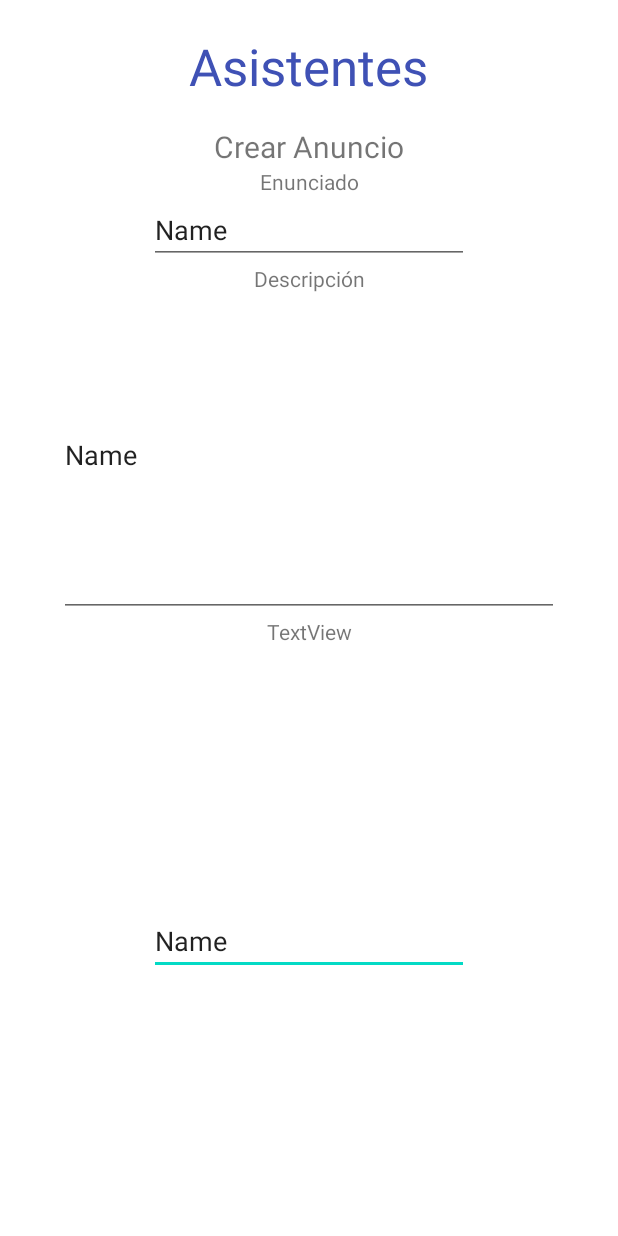
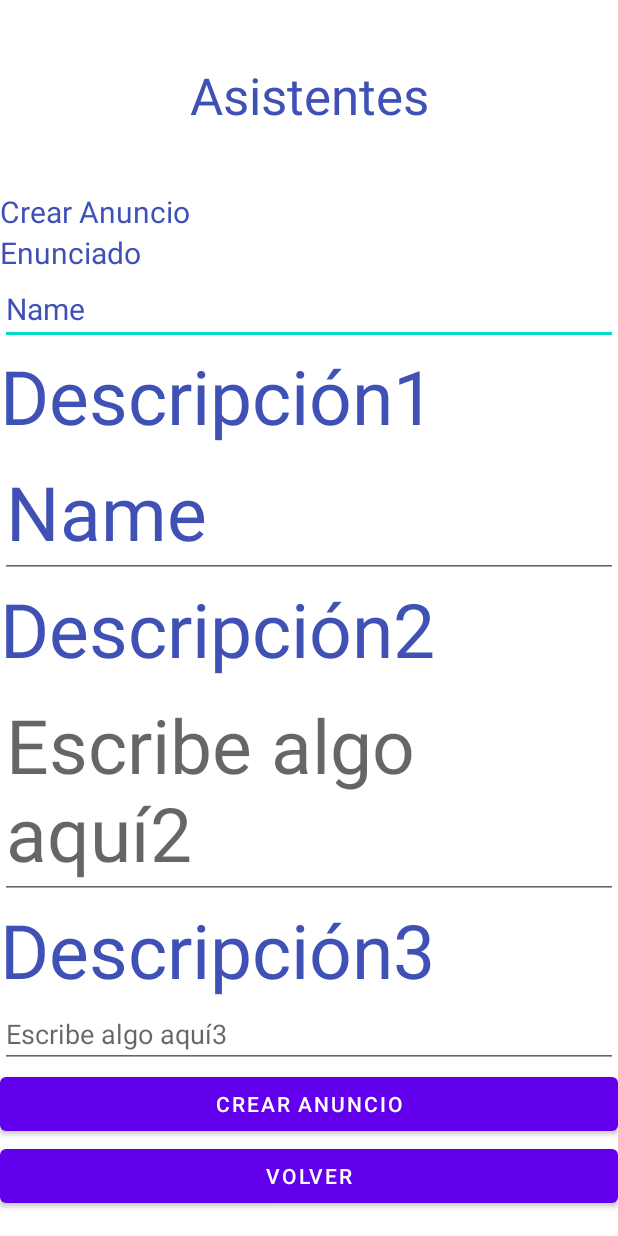
Before and after one commit to Mariayzl/assistoapp, an Android app: the CrearAnuncioAsistenteActivity screen opened directly, with no data from a screen before it, on a phone screen of 412 x 824 dp. Run offline under Robolectric (Android 15) with nearby library versions, the light colour scheme and no system bars; our stand-ins replace Firebase (no records; nobody signed in at launch, a user with empty details on screens opened directly).

Commit message:
Assisto_App_V5_ScrollView
versión básica: Implementación de ScrollView en ventana Crear Anuncio Asistente

```diff
--- /dev/null
+++ b/AssistoApp/app/src/debug/res/drawable-anydpi/ic_action_name.xml
@@ -0,0 +1,11 @@
+<vector xmlns:android="http://schemas.android.com/apk/res/android"
+    android:width="24dp"
+    android:height="24dp"
+    android:viewportWidth="24"
+    android:viewportHeight="24"
+    android:tint="#33B5E5"
+    android:alpha="0.8">
+  <path
+      android:fillColor="@android:color/white"
+      android:pathData="M12,2C6.48,2 2,6.48 2,12s4.48,10 10,10 10,-4.48 10,-10S17.52,2 12,2zM12,14l-4,-4h8l-4,4z"/>
+</vector>
--- a/AssistoApp/app/src/main/java/com/mariazhang/assistoapp/CrearAnuncioAsistenteActivity.kt
+++ b/AssistoApp/app/src/main/java/com/mariazhang/assistoapp/CrearAnuncioAsistenteActivity.kt
@@ -3,16 +3,22 @@ package com.mariazhang.assistoapp
 import android.content.Intent
 import androidx.appcompat.app.AppCompatActivity
 import android.os.Bundle
+import android.os.Handler
+import android.view.MotionEvent
+import android.widget.ImageButton
+import android.widget.ScrollView
+import com.google.firebase.auth.FirebaseAuth
+import com.mariazhang.assistoapp.databinding.ActivityCrearAnuncioAsistenteBinding
+import com.mariazhang.assistoapp.databinding.ActivityLoginBinding
 
 class CrearAnuncioAsistenteActivity : AppCompatActivity() {
 
+    private lateinit var binding: ActivityCrearAnuncioAsistenteBinding
+
+
     override fun onCreate(savedInstanceState: Bundle?) {
         super.onCreate(savedInstanceState)
-        setContentView(R.layout.activity_crear_anuncio_asistente)
-/*
-        val intent = Intent(this, CrearAnuncioAsistenteActivity::class.java)
-        startActivity(intent)
+        setContentView(ActivityCrearAnuncioAsistenteBinding.inflate(layoutInflater).also { binding = it }.root)
 
- */
     }
 }
--- a/AssistoApp/app/src/main/java/com/mariazhang/assistoapp/LoginActivity.kt
+++ b/AssistoApp/app/src/main/java/com/mariazhang/assistoapp/LoginActivity.kt
@@ -1,16 +1,15 @@
 package com.mariazhang.assistoapp
 
-import android.content.Context
 import android.content.Intent
 import androidx.appcompat.app.AppCompatActivity
 import android.os.Bundle
-import android.widget.Toast
-import androidx.core.splashscreen.SplashScreen.Companion.installSplashScreen
+import android.os.Handler
+import android.view.MotionEvent
+import android.widget.ImageButton
+import android.widget.ScrollView
 import com.google.firebase.auth.FirebaseAuth
-import com.google.firebase.firestore.FirebaseFirestore
-import com.google.gson.GsonBuilder
 import com.mariazhang.assistoapp.databinding.ActivityLoginBinding
-import java.io.OutputStream
+import com.mariazhang.assistoapp.databinding.ActivityMainBinding
 
 class LoginActivity : AppCompatActivity() {
 
@@ -20,29 +19,27 @@ class LoginActivity : AppCompatActivity() {
 
     override fun onCreate(savedInstanceState: Bundle?) {
 
-
         super.onCreate(savedInstanceState)
 
         setContentView(ActivityLoginBinding.inflate(layoutInflater).also { binding = it }.root)
 
+        authenti = FirebaseAuth.getInstance()
 
         binding.bLoginIniciar.setOnClickListener {
-
             val intent = Intent(this, IniciarcuentaActivity::class.java)
             startActivity(intent)
-
-
         }
 
         binding.bLoginCuenta.setOnClickListener {
-
             val intent = Intent(this, RegisterActivity::class.java)
             startActivity(intent)
+        }
 
+        binding.bLoginAyuda.setOnClickListener {
+            val intent = Intent(this, CrearAnuncioAsistenteActivity::class.java)
+            startActivity(intent)
         }
 
 
     }
-
-
 }
--- a/AssistoApp/app/src/main/res/layout/activity_crear_anuncio_asistente.xml
+++ b/AssistoApp/app/src/main/res/layout/activity_crear_anuncio_asistente.xml
@@ -1,99 +1,118 @@
 <?xml version="1.0" encoding="utf-8"?>
+<ScrollView xmlns:android="http://schemas.android.com/apk/res/android"
+    xmlns:app="http://schemas.android.com/apk/res-auto"
+    xmlns:tools="http://schemas.android.com/tools"
+    android:layout_width="match_parent"
+    android:layout_height="match_parent"
+    tools:context=".CrearAnuncioAsistenteActivity">
 
-
-    <androidx.constraintlayout.widget.ConstraintLayout
-        xmlns:android="http://schemas.android.com/apk/res/android"
-        xmlns:app="http://schemas.android.com/apk/res-auto"
-        xmlns:tools="http://schemas.android.com/tools"
-        tools:context=".CrearAnuncioAsistenteActivity"
+    <LinearLayout
         android:layout_width="match_parent"
-        android:layout_height="match_parent"
-      >
+        android:layout_height="wrap_content"
+        android:orientation="vertical">
 
         <TextView
             android:id="@+id/tvTituloAsistente2"
-            android:layout_width="266dp"
-            android:layout_height="80dp"
-            android:layout_marginTop="4dp"
+            android:layout_width="match_parent"
+            android:layout_height="127dp"
             android:gravity="center"
+            android:paddingHorizontal="30dp"
+            android:paddingVertical="20dp"
             android:text="Asistentes"
             android:textColor="#3F51B5"
-            android:textSize="34sp"
-            app:layout_constraintEnd_toEndOf="parent"
-            app:layout_constraintHorizontal_bias="0.496"
-            app:layout_constraintStart_toStartOf="parent"
-            app:layout_constraintTop_toTopOf="parent" />
+            android:textSize="34sp" />
 
         <TextView
             android:id="@+id/tvCreaAnuncio1"
             android:layout_width="wrap_content"
             android:layout_height="wrap_content"
             android:text="Crear Anuncio"
+            android:textColor="#3F51B5"
             android:textSize="20sp"
-            app:layout_constraintEnd_toEndOf="parent"
-            app:layout_constraintStart_toStartOf="parent"
-            app:layout_constraintTop_toBottomOf="@+id/tvTituloAsistente2" />
+            tools:layout_editor_absoluteX="142dp"
+            tools:layout_editor_absoluteY="84dp" />
 
         <TextView
             android:id="@+id/tvEnunciado"
             android:layout_width="wrap_content"
             android:layout_height="wrap_content"
             android:text="Enunciado"
-            app:layout_constraintEnd_toEndOf="parent"
-            app:layout_constraintStart_toStartOf="parent"
-            app:layout_constraintTop_toBottomOf="@+id/tvCreaAnuncio1" />
+            android:textColor="#3F51B5"
+
+            android:textSize="20sp" />
+
+        <EditText
+            android:id="@+id/editTextTextPersonName2"
+            android:layout_width="match_parent"
+            android:layout_height="wrap_content"
+            android:ems="10"
+            android:inputType="textPersonName"
+            android:text="Name"
+            android:textSize="20sp"
+            android:textColor="#3F51B5" />
 
         <TextView
             android:id="@+id/tvDescrip"
             android:layout_width="wrap_content"
             android:layout_height="wrap_content"
-            android:text="Descripción"
-            app:layout_constraintEnd_toEndOf="parent"
-            app:layout_constraintStart_toStartOf="parent"
-            app:layout_constraintTop_toBottomOf="@+id/editTextTextPersonName2" />
+            android:text="Descripción1"
+            android:textSize="50sp"
+            android:textColor="#3F51B5" />
 
         <EditText
-            android:id="@+id/editTextTextPersonName"
-            android:layout_width="wrap_content"
+            android:id="@+id/editTextTextPersonName3"
+            android:layout_width="match_parent"
             android:layout_height="wrap_content"
             android:ems="10"
             android:inputType="textPersonName"
             android:text="Name"
-            app:layout_constraintBottom_toBottomOf="parent"
-            app:layout_constraintEnd_toEndOf="parent"
-            app:layout_constraintStart_toStartOf="parent"
-            app:layout_constraintTop_toBottomOf="@+id/textView5" />
+            android:textSize="50sp"
+            android:textColor="#3F51B5" />
+
+        <TextView
+            android:id="@+id/tvDescripcion"
+            android:layout_width="wrap_content"
+            android:layout_height="wrap_content"
+            android:text="Descripción2"
+            android:textSize="50sp"
+            android:textColor="#3F51B5" />
 
         <EditText
-            android:id="@+id/editTextTextPersonName2"
+            android:id="@+id/editTextNuevo"
+            android:layout_width="match_parent"
+            android:layout_height="wrap_content"
+            android:hint="Escribe algo aquí2"
+            android:textSize="50sp"
+            android:textColor="#3F51B5" />
+        <TextView
+            android:id="@+id/tvDescripcion3"
             android:layout_width="wrap_content"
             android:layout_height="wrap_content"
-            android:ems="10"
-            android:inputType="textPersonName"
-            android:text="Name"
-            app:layout_constraintEnd_toEndOf="parent"
-            app:layout_constraintStart_toStartOf="parent"
-            app:layout_constraintTop_toBottomOf="@+id/tvEnunciado" />
+            android:text="Descripción3"
+            android:textSize="50sp"
+            android:textColor="#3F51B5" />
 
         <EditText
-            android:id="@+id/editTextTextPersonName3"
-            android:layout_width="333dp"
-            android:layout_height="216dp"
-            android:ems="10"
-            android:inputType="textPersonName"
-            android:text="Name"
-            app:layout_constraintEnd_toEndOf="parent"
-            app:layout_constraintStart_toStartOf="parent"
-            app:layout_constraintTop_toBottomOf="@+id/tvDescrip" />
+            android:id="@+id/editTextNuevo3"
+            android:layout_width="match_parent"
+            android:layout_height="wrap_content"
+            android:hint="Escribe algo aquí3"
+            android:textColor="#3F51B5" />
 
-        <TextView
-            android:id="@+id/textView5"
-            android:layout_width="wrap_content"
+        <Button
+            android:id="@+id/button"
+            android:layout_width="match_parent"
             android:layout_height="wrap_content"
-            android:text="TextView"
-            app:layout_constraintEnd_toEndOf="parent"
-            app:layout_constraintStart_toStartOf="parent"
-            app:layout_constraintTop_toBottomOf="@+id/editTextTextPersonName3" />
+            android:text="Crear anuncio" />
+
+        <Button
+            android:id="@+id/button2"
+            android:layout_width="match_parent"
+            android:layout_height="wrap_content"
+            android:text="Volver" />
 
 
-    </androidx.constraintlayout.widget.ConstraintLayout>
+    </LinearLayout>
+
+
+</ScrollView>
```
Also changed, not shown: AssistoApp/app/src/debug/res/drawable-hdpi/ic_action_name.png (added), AssistoApp/app/src/debug/res/drawable-mdpi/ic_action_name.png (added), AssistoApp/app/src/debug/res/drawable-xhdpi/ic_action_name.png (added), AssistoApp/app/src/debug/res/drawable-xxhdpi/ic_action_name.png (added).
